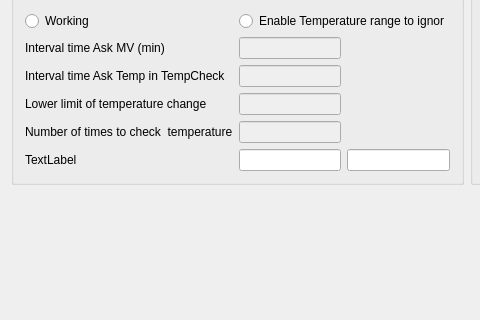
daimiura/OmronPID, file mainwindow.ui: the form before one commit; both pictures show x 0 to 480 and y 383 to 703 of the 931 by 888 pixel window.
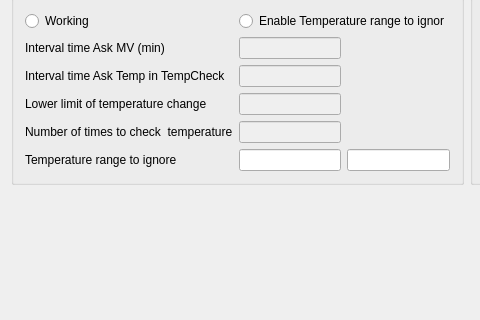
The form after the commit. Custom widgets are drawn as their Qt base class.

What changed in the file:
```diff
--- a/mainwindow.ui
+++ b/mainwindow.ui
@@ -611,7 +611,7 @@
        <item row="5" column="0">
         <widget class="QLabel" name="label_17">
          <property name="text">
-          <string>TextLabel</string>
+          <string>Temperature range to ignore</string>
          </property>
         </widget>
        </item>
```
Left out of the diff: 4 changed lines with no effect on the pictures.
